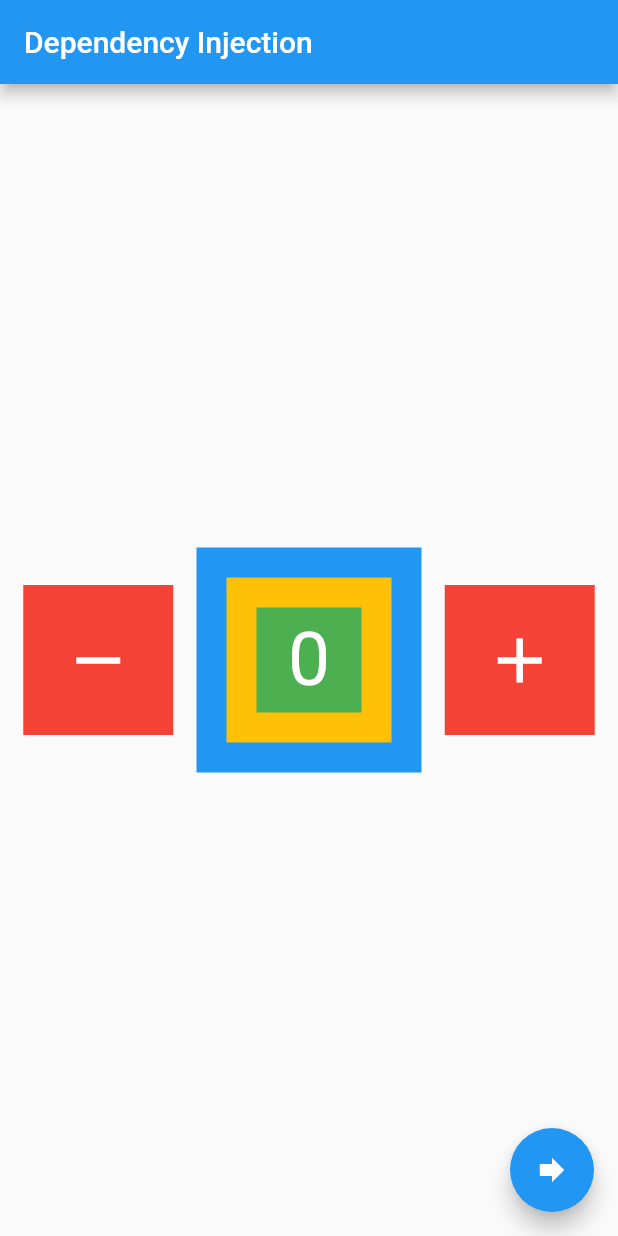
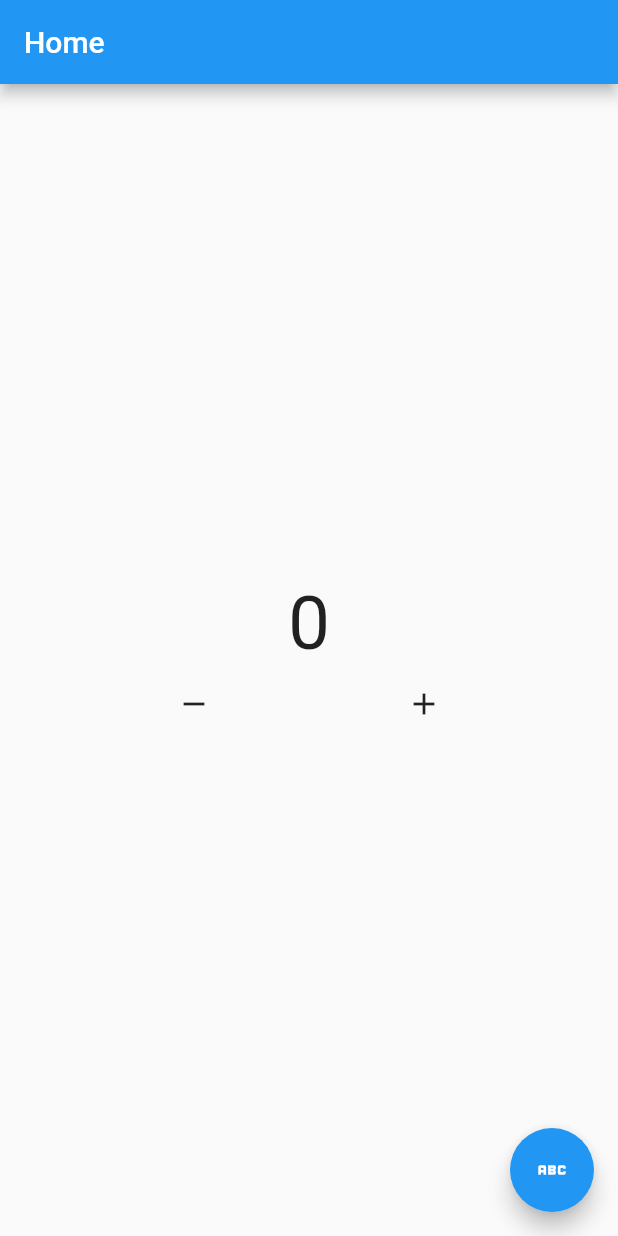
Before and after one commit to aprxty3/bloc_state_management, a Flutter app: the screen it shows after launch, on a phone screen of 412 x 824 dp. Run offline on Flutter 3.47's test engine with Material 2 defaults, Android fonts, the phone set to English and light mode, and no system bars; our stand-ins replace bloc, flutter_bloc.

Commit message:
multi provider

```diff
--- /dev/null
+++ b/lib/advance_main.dart
@@ -0,0 +1,27 @@
+import 'package:bloc_state_management/bloc/counter.dart';
+import 'package:bloc_state_management/home/homepage.dart';
+import 'package:bloc_state_management/routes/routes.dart';
+import 'package:flutter/material.dart';
+import 'package:flutter_bloc/flutter_bloc.dart';
+
+import 'other/other.dart';
+
+void main() {
+  runApp(MyApp());
+}
+
+class MyApp extends StatelessWidget {
+  MyApp({Key? key}) : super(key: key);
+  final router = AppRoutes();
+
+  @override
+  Widget build(BuildContext context) {
+    return BlocProvider(
+      create: (context) => Counter(),
+      child: MaterialApp(
+        home: HomePageUi(),
+        // onGenerateRoute: router.onRoute,
+      ),
+    );
+  }
+}
--- /dev/null
+++ b/lib/bloc/counter_bloc.dart
@@ -0,0 +1,8 @@
+import 'package:flutter_bloc/flutter_bloc.dart';
+
+class CounterBloc extends Cubit<int> {
+  CounterBloc() : super(0);
+
+  void add() => emit(state + 1);
+  void remove() => emit(state - 1);
+}
--- /dev/null
+++ b/lib/bloc/theme_bloc.dart
@@ -0,0 +1,8 @@
+import 'package:flutter_bloc/flutter_bloc.dart';
+
+class ThemeBloc extends Cubit<bool> {
+  //true = light theme, false = dark theme
+  ThemeBloc() : super(true);
+
+  void changeTheme() => emit(!state);
+}
--- a/lib/main.dart
+++ b/lib/main.dart
@@ -1,27 +1,51 @@
-import 'package:bloc_state_management/bloc/counter.dart';
-import 'package:bloc_state_management/home/homepage.dart';
-import 'package:bloc_state_management/routes/routes.dart';
+import 'package:bloc_state_management/bloc/counter_bloc.dart';
 import 'package:flutter/material.dart';
 import 'package:flutter_bloc/flutter_bloc.dart';
 
-import 'other/other.dart';
+import 'bloc/theme_bloc.dart';
+import 'page/new_home_page.dart';
 
 void main() {
   runApp(MyApp());
 }
 
 class MyApp extends StatelessWidget {
-  MyApp({Key? key}) : super(key: key);
-  final router = AppRoutes();
+  MyApp({super.key});
+  final ThemeBloc myTheme = ThemeBloc();
 
   @override
   Widget build(BuildContext context) {
-    return BlocProvider(
-      create: (context) => Counter(),
-      child: MaterialApp(
-        home: HomePageUi(),
-        // onGenerateRoute: router.onRoute,
+    return MultiBlocProvider(
+      providers: [
+        BlocProvider<CounterBloc>(
+          create: (context) => CounterBloc(),
+        ),
+        BlocProvider<ThemeBloc>(
+          create: (context) => myTheme,
+        ),
+      ],
+      child: BlocBuilder<ThemeBloc, bool>(
+        bloc: myTheme,
+        builder: (context, state) {
+          return MaterialApp(
+            theme: state == true ? ThemeData.light() : ThemeData.dark(),
+            home: NewHomePage(),
+          );
+        },
       ),
     );
+
+    // BlocBuilder<ThemeBloc, bool>(
+    //   bloc: ThemeBloc(),
+    //   builder: (context, state) {
+    //     return MaterialApp(
+    //       theme: ThemeData.dark(),
+    //       home: BlocProvider(
+    //         create: (context) => CounterBloc(),
+    //         child: NewHomePage(),
+    //       ),
+    //     );
+    //   },
+    // );
   }
 }
--- /dev/null
+++ b/lib/page/new_home_page.dart
@@ -0,0 +1,59 @@
+import 'package:flutter/material.dart';
+import 'package:flutter_bloc/flutter_bloc.dart';
+
+import '../bloc/counter_bloc.dart';
+import '../bloc/theme_bloc.dart';
+
+class NewHomePage extends StatelessWidget {
+  const NewHomePage({super.key});
+
+  @override
+  Widget build(BuildContext context) {
+    var myCouter = context.read<CounterBloc>();
+    var myTheme = context.read<ThemeBloc>();
+    return Scaffold(
+      floatingActionButton: FloatingActionButton(
+        onPressed: () {
+          myTheme.changeTheme();
+        },
+        child: Icon(Icons.abc),
+      ),
+      appBar: AppBar(
+        title: Text('Home'),
+      ),
+      body: Center(
+        child: Column(
+          mainAxisAlignment: MainAxisAlignment.center,
+          children: [
+            BlocBuilder<CounterBloc, int>(
+              bloc: myCouter,
+              builder: (context, state) {
+                return Text(
+                  state.toString(),
+                  style: TextStyle(fontSize: 50),
+                );
+              },
+            ),
+            Row(
+              mainAxisAlignment: MainAxisAlignment.spaceEvenly,
+              children: [
+                IconButton(
+                  icon: Icon(Icons.remove),
+                  onPressed: () {
+                    myCouter.remove();
+                  },
+                ),
+                IconButton(
+                  icon: Icon(Icons.add),
+                  onPressed: () {
+                    myCouter.add();
+                  },
+                ),
+              ],
+            )
+          ],
+        ),
+      ),
+    );
+  }
+}
```
